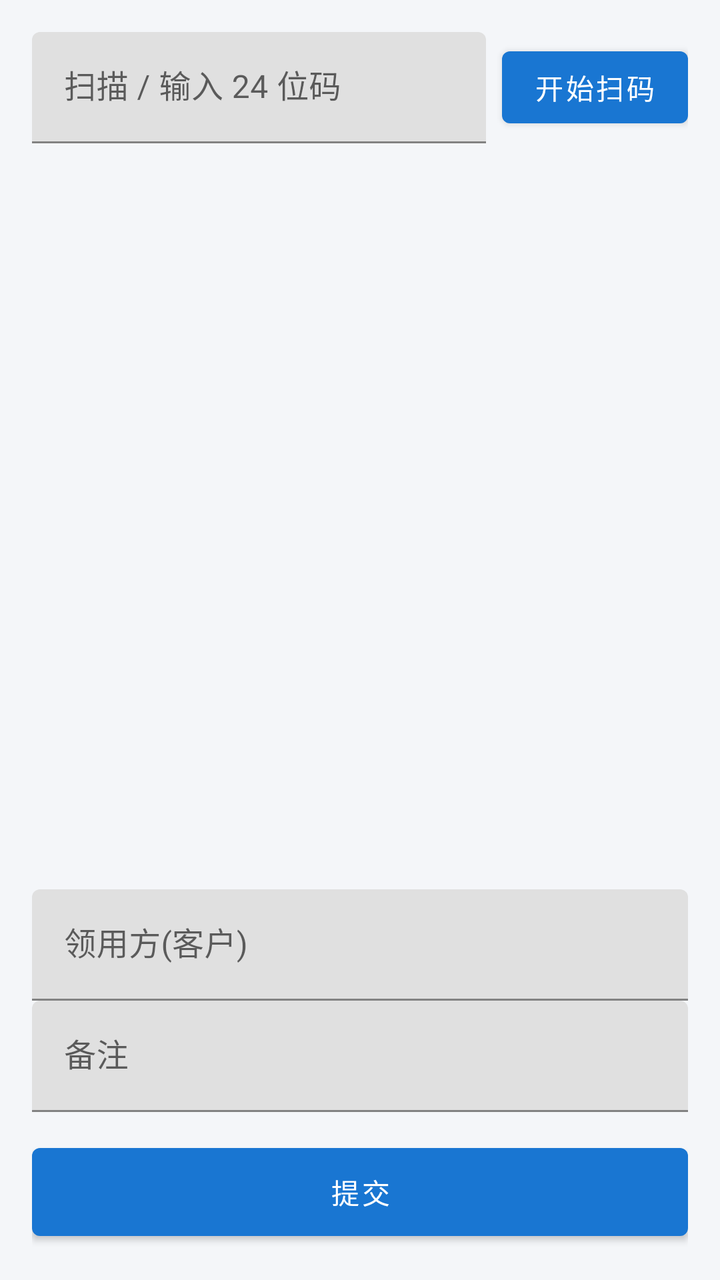
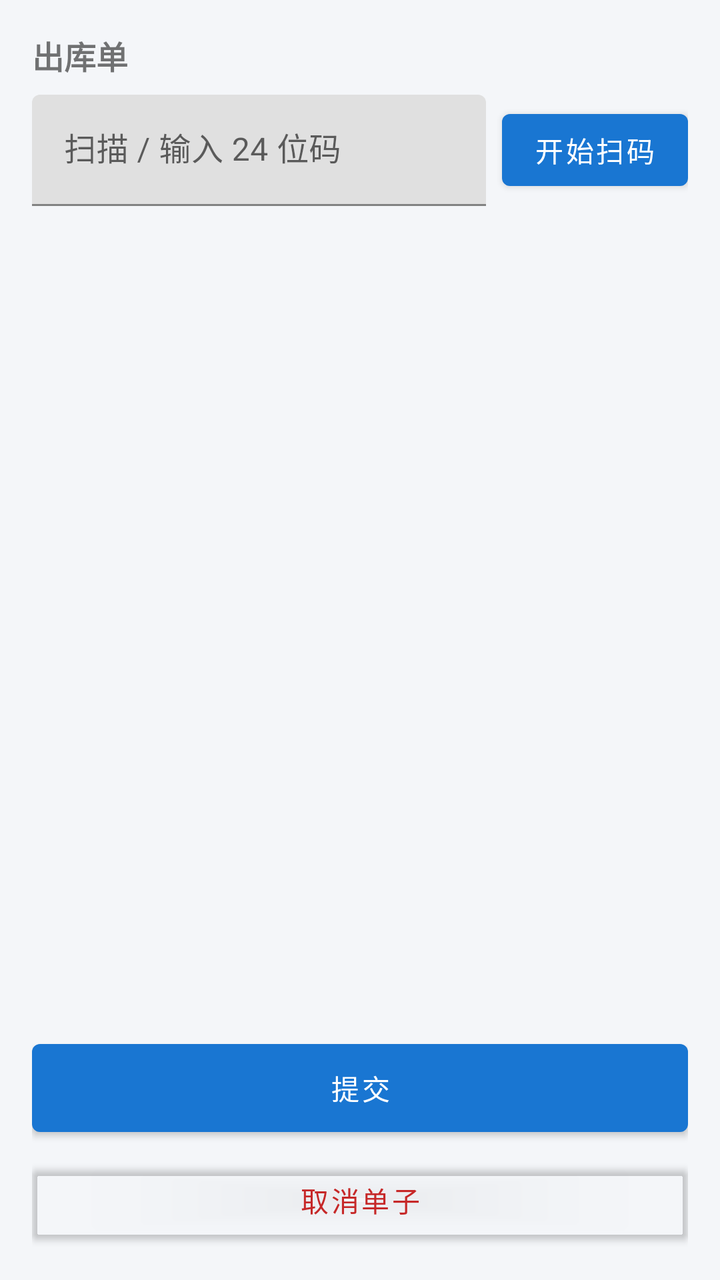

The first picture is an Android layout as it rendered before a commit; the second is the same layout after the commit. The layout source and the unified diff follow.
<!-- AndroidManifest.xml: application theme Theme.SimpleWmsPda -->
<!-- res/layout/activity_outbound_scan.xml -->
<?xml version="1.0" encoding="utf-8"?>
<LinearLayout xmlns:android="http://schemas.android.com/apk/res/android"
    android:layout_width="match_parent"
    android:layout_height="match_parent"
    android:orientation="vertical"
    android:padding="16dp">

    <LinearLayout
        android:layout_width="match_parent"
        android:layout_height="wrap_content"
        android:orientation="horizontal">

        <com.google.android.material.textfield.TextInputLayout
            android:layout_width="0dp"
            android:layout_height="wrap_content"
            android:layout_weight="1"
            android:hint="扫描 / 输入 24 位码">
            <com.google.android.material.textfield.TextInputEditText
                android:id="@+id/etCode"
                android:layout_width="match_parent"
                android:layout_height="wrap_content"
                android:inputType="text" />
        </com.google.android.material.textfield.TextInputLayout>

        <Button
            android:id="@+id/btnScan"
            android:layout_width="wrap_content"
            android:layout_height="wrap_content"
            android:layout_gravity="center_vertical"
            android:layout_marginStart="8dp"
            android:text="@string/start_scan" />
    </LinearLayout>

    <TextView
        android:id="@+id/tvCount"
        android:layout_width="wrap_content"
        android:layout_height="wrap_content"
        android:layout_marginTop="12dp"
        android:textSize="16sp"
        android:textStyle="bold" />

    <androidx.recyclerview.widget.RecyclerView
        android:id="@+id/rvItems"
        android:layout_width="match_parent"
        android:layout_height="0dp"
        android:layout_weight="1"
        android:layout_marginTop="8dp" />

    <com.google.android.material.textfield.TextInputLayout
        android:layout_width="match_parent"
        android:layout_height="wrap_content"
        android:hint="领用方(客户)">
        <com.google.android.material.textfield.TextInputEditText
            android:id="@+id/etCustomer"
            android:layout_width="match_parent"
            android:layout_height="wrap_content" />
    </com.google.android.material.textfield.TextInputLayout>

    <com.google.android.material.textfield.TextInputLayout
        android:layout_width="match_parent"
        android:layout_height="wrap_content"
        android:hint="@string/remark">
        <com.google.android.material.textfield.TextInputEditText
            android:id="@+id/etRemark"
            android:layout_width="match_parent"
            android:layout_height="wrap_content" />
    </com.google.android.material.textfield.TextInputLayout>

    <Button
        android:id="@+id/btnSubmit"
        android:layout_width="match_parent"
        android:layout_height="56dp"
        android:layout_marginTop="12dp"
        android:text="@string/submit" />
</LinearLayout>
<!-- resources referenced by this layout -->
<resources>
  <string name="remark">备注</string>
  <string name="start_scan">开始扫码</string>
  <string name="submit">提交</string>
  <style name="Theme.SimpleWmsPda" parent="Theme.MaterialComponents.Light.NoActionBar">
          <item name="colorPrimary">@color/primary</item>
          <item name="colorPrimaryDark">@color/primary_dark</item>
          <item name="colorAccent">@color/accent</item>
          <item name="android:windowBackground">@color/bg</item>
      </style>
  <color name="primary">#1976D2</color>
  <color name="primary_dark">#0D47A1</color>
  <color name="accent">#03DAC5</color>
  <color name="bg">#F4F6F9</color>
</resources>

<!-- the commit's change to res/layout/activity_outbound_scan.xml (unified diff, before → after) -->
@@ -4,6 +4,37 @@
     android:layout_height="match_parent"
     android:orientation="vertical"
     android:padding="16dp">
+
+    
+    <LinearLayout
+        android:layout_width="match_parent"
+        android:layout_height="wrap_content"
+        android:orientation="horizontal"
+        android:gravity="center_vertical"
+        android:layout_marginBottom="8dp">
+
+        <TextView
+            android:id="@+id/tvOrderLabel"
+            android:layout_width="0dp"
+            android:layout_height="wrap_content"
+            android:layout_weight="1"
+            android:text="@string/outbound_order_label"
+            android:textSize="16sp"
+            android:textStyle="bold" />
+
+        <TextView
+            android:id="@+id/tvStatus"
+            android:layout_width="wrap_content"
+            android:layout_height="wrap_content"
+            android:background="@color/primary"
+            android:textColor="@color/white"
+            android:paddingStart="8dp"
+            android:paddingEnd="8dp"
+            android:paddingTop="2dp"
+            android:paddingBottom="2dp"
+            android:textSize="12sp"
+            android:visibility="gone" />
+    </LinearLayout>
 
     <LinearLayout
         android:layout_width="match_parent"
@@ -46,30 +77,20 @@
         android:layout_weight="1"
         android:layout_marginTop="8dp" />
 
-    <com.google.android.material.textfield.TextInputLayout
-        android:layout_width="match_parent"
-        android:layout_height="wrap_content"
-        android:hint="领用方(客户)">
-        <com.google.android.material.textfield.TextInputEditText
-            android:id="@+id/etCustomer"
-            android:layout_width="match_parent"
-            android:layout_height="wrap_content" />
-    </com.google.android.material.textfield.TextInputLayout>
-
-    <com.google.android.material.textfield.TextInputLayout
-        android:layout_width="match_parent"
-        android:layout_height="wrap_content"
-        android:hint="@string/remark">
-        <com.google.android.material.textfield.TextInputEditText
-            android:id="@+id/etRemark"
-            android:layout_width="match_parent"
-            android:layout_height="wrap_content" />
-    </com.google.android.material.textfield.TextInputLayout>
-
     <Button
         android:id="@+id/btnSubmit"
         android:layout_width="match_parent"
         android:layout_height="56dp"
         android:layout_marginTop="12dp"
         android:text="@string/submit" />
+
+    <Button
+        android:id="@+id/btnCancel"
+        android:layout_width="match_parent"
+        android:layout_height="48dp"
+        android:layout_marginTop="4dp"
+        android:backgroundTint="@android:color/transparent"
+        android:textColor="@color/error"
+        android:text="@string/outbound_cancel" />
+
 </LinearLayout>
<!-- resource entries referenced after the edit -->
@@ -1,6 +1,6 @@
 <!-- resources referenced by this layout -->
 <resources>
-  <string name="remark">备注</string>
+  <color name="error">#C62828</color>
   <string name="start_scan">开始扫码</string>
   <string name="submit">提交</string>
   <style name="Theme.SimpleWmsPda" parent="Theme.MaterialComponents.Light.NoActionBar">
@@ -10,6 +10,9 @@
           <item name="android:windowBackground">@color/bg</item>
       </style>
   <color name="primary">#1976D2</color>
+  <color name="white">#FFFFFF</color>
+  <string name="outbound_cancel">取消单子</string>
+  <string name="outbound_order_label">出库单</string>
   <color name="primary_dark">#0D47A1</color>
   <color name="accent">#03DAC5</color>
   <color name="bg">#F4F6F9</color>
